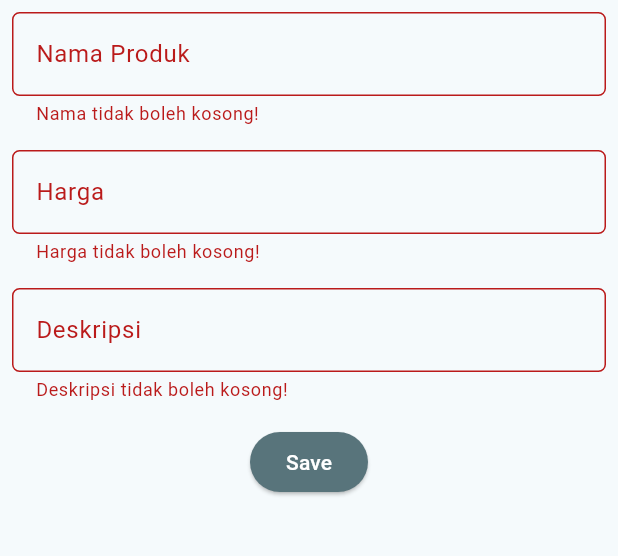
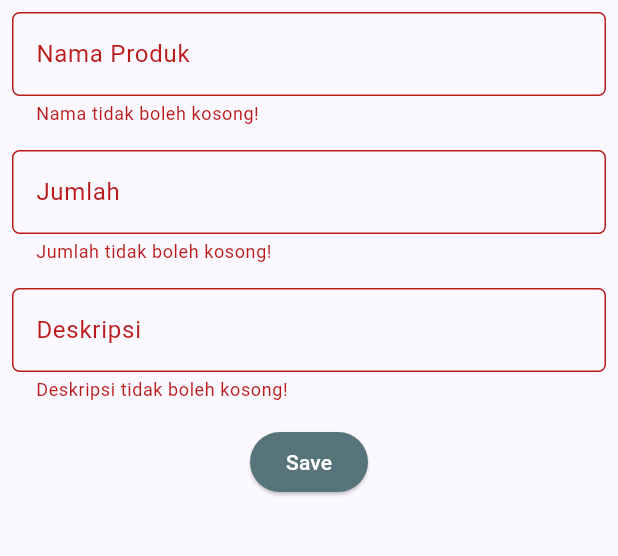
Before and after one commit to AnindyaMaulida/mumushop, a Flutter app: the ShopFormPage screen opened directly, after a tap on "Save", on a phone screen of 412 x 824 dp, the part 84-640 px from its top. Run offline on Flutter 3.47's test engine with Material 2 defaults, Android fonts, the phone set to English and light mode, and no system bars; missing offline and left inert: pbp_django_auth; network calls fail.

Commit message:
coba 1 tugas 9

```diff
--- a/mumu_shop/lib/screens/shoplist_form.dart
+++ b/mumu_shop/lib/screens/shoplist_form.dart
@@ -1,6 +1,11 @@
+import 'dart:convert';
+
 import 'package:flutter/material.dart';
+import 'package:mumu_shop/screens/menu.dart';
 // TODO Implement this library.import 'package:flutter/material.dart';
 import 'package:mumu_shop/widgets/left_drawer.dart';
+import 'package:pbp_django_auth/pbp_django_auth.dart';
+import 'package:provider/provider.dart';
 
 class ShopFormPage extends StatefulWidget {
   const ShopFormPage({super.key});
@@ -12,11 +17,12 @@
 class _ShopFormPageState extends State<ShopFormPage> {
   final _formKey = GlobalKey<FormState>();
   String _name = "";
-  int _price = 0;
+  int _Jumlah = 0;
   String _description = "";
 
   @override
   Widget build(BuildContext context) {
+    final request = context.watch<CookieRequest>();
     return Scaffold(
       appBar: AppBar(
         title: const Center(
@@ -62,8 +68,8 @@
                 padding: const EdgeInsets.all(8.0),
                 child: TextFormField(
                   decoration: InputDecoration(
-                    hintText: "Harga",
-                    labelText: "Harga",
+                    hintText: "Jumlah",
+                    labelText: "Jumlah",
                     border: OutlineInputBorder(
                       borderRadius: BorderRadius.circular(5.0),
                     ),
@@ -71,15 +77,15 @@
                   // OK TODO: Tambahkan variabel yang sesuai
                   onChanged: (String? value) {
                     setState(() {
-                      _price = int.parse(value!);
+                      _Jumlah = int.parse(value!);
                     });
                   },
                   validator: (String? value) {
                     if (value == null || value.isEmpty) {
-                      return "Harga tidak boleh kosong!";
+                      return "Jumlah tidak boleh kosong!";
                     }
                     if (int.tryParse(value) == null) {
-                      return "Harga harus berupa angka!";
+                      return "Jumlah harus berupa angka!";
                     }
                     return null;
                   },
@@ -118,39 +124,35 @@
                       backgroundColor:
                           MaterialStateProperty.all(Color.fromARGB(255, 88, 116, 123)),
                     ),
-                    onPressed: () {
-                      if (_formKey.currentState!.validate()) {
-                        showDialog(
-                          context: context,
-                          builder: (context) {
-                            return AlertDialog(
-                              title: const Text('Produk berhasil tersimpan'),
-                              content: SingleChildScrollView(
-                                child: Column(
-                                  crossAxisAlignment:
-                                      CrossAxisAlignment.start,
-                                  children: [
-                                    Text('Nama: $_name'),
-                                    // OK TODO: Munculkan value-value lainnya
-                                    Text('Harga: $_price'),
-                                    Text('Deskripsi: $_description'),
-                                  ],
-                                ),
-                              ),
-                              actions: [
-                                TextButton(
-                                  child: const Text('OK'),
-                                  onPressed: () {
-                                    Navigator.pop(context);
-                                  },
-                                ),
-                              ],
-                            );
-                          },
-                        );
-                        _formKey.currentState!.reset();
-                      }
-
+                    onPressed: () async {
+                        if (_formKey.currentState!.validate()) {
+                            // Kirim ke Django dan tunggu respons
+                            // TODO: Ganti URL dan jangan lupa tambahkan trailing slash (/) di akhir URL!
+                            final response = await request.postJson(
+                            "http://127.0.0.1:8000/create-flutter/",
+                            jsonEncode(<String, String>{
+                                'name': _name,
+                                '_Jumlah': _Jumlah.toString(),
+                                'description': _description,
+                                // TODO: Sesuaikan field data sesuai dengan aplikasimu
+                            }));
+                            if (response['status'] == 'success') {
+                                ScaffoldMessenger.of(context)
+                                    .showSnackBar(const SnackBar(
+                                content: Text("Produk baru berhasil disimpan!"),
+                                ));
+                                Navigator.pushReplacement(
+                                    context,
+                                    MaterialPageRoute(builder: (context) => MyHomePage()),
+                                );
+                            } else {
+                                ScaffoldMessenger.of(context)
+                                    .showSnackBar(const SnackBar(
+                                    content:
+                                        Text("Terdapat kesalahan, silakan coba lagi."),
+                                ));
+                            }
+                        }
                     },
                     child: const Text(
                       "Save",
--- a/mumu_shop/lib/widgets/left_drawer.dart
+++ b/mumu_shop/lib/widgets/left_drawer.dart
@@ -1,5 +1,6 @@
 // TODO Implement this library.
 import 'package:flutter/material.dart';
+import 'package:mumu_shop/screens/list_product.dart';
 import 'package:mumu_shop/screens/menu.dart';
 import 'package:mumu_shop/screens/shoplist_form.dart';
 
@@ -70,7 +71,17 @@
                   ));
             },
           ),
-
+          ListTile(
+              leading: const Icon(Icons.shopping_basket),
+              title: const Text('Daftar Produk'),
+              onTap: () {
+                  // Route menu ke halaman produk
+                  Navigator.push(
+                  context,
+                  MaterialPageRoute(builder: (context) => const ProductPage()),
+                  );
+              },
+          ),
         ],
       ),
     );
--- a/mumu_shop/pubspec.yaml
+++ b/mumu_shop/pubspec.yaml
@@ -35,6 +35,9 @@
   # The following adds the Cupertino Icons font to your application.
   # Use with the CupertinoIcons class for iOS style icons.
   cupertino_icons: ^1.0.2
+  provider: ^6.1.1
+  pbp_django_auth: ^0.4.0
+  http: ^1.1.0
 
 dev_dependencies:
   flutter_test:
```
Also changed, not shown: mumu_shop/lib/main.dart (+17 -23 lines), mumu_shop/lib/models/product.dart (added, +85 -0 lines), mumu_shop/lib/screens/list_product.dart (added, +91 -0 lines), mumu_shop/lib/screens/login.dart (added, +114 -0 lines), mumu_shop/lib/widgets/shop_card.dart (+32 -1 lines), mumu_shop/lib/screens/detail_product.dart (added), mumu_shop/pubspec.lock, 2 other files.
